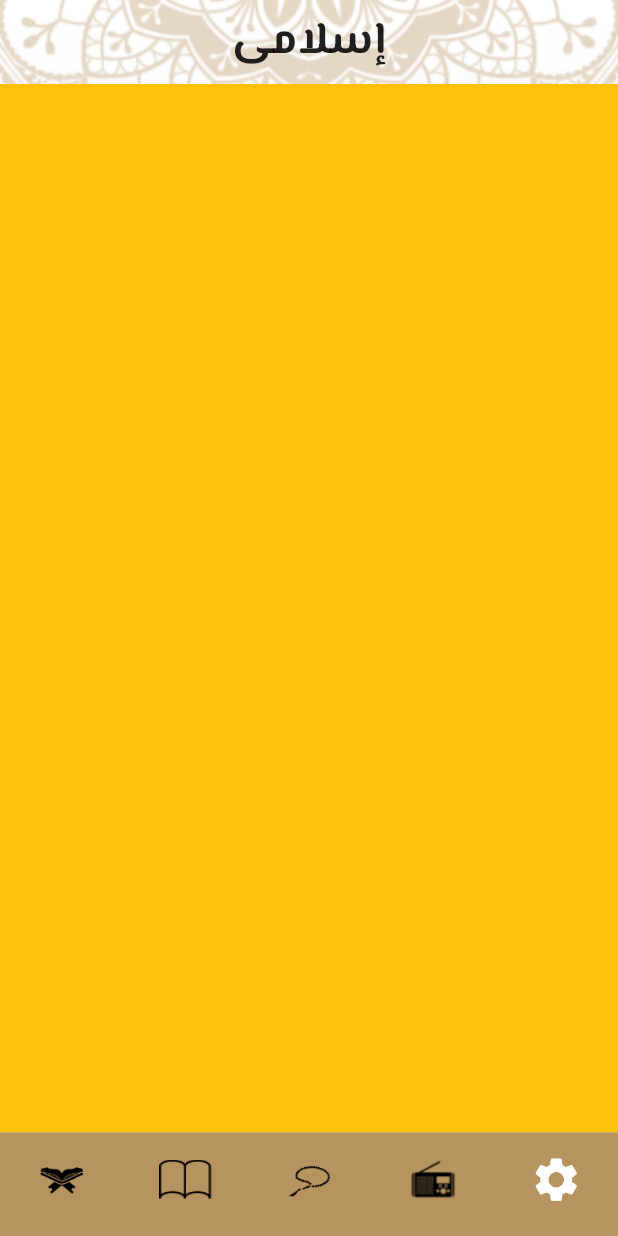
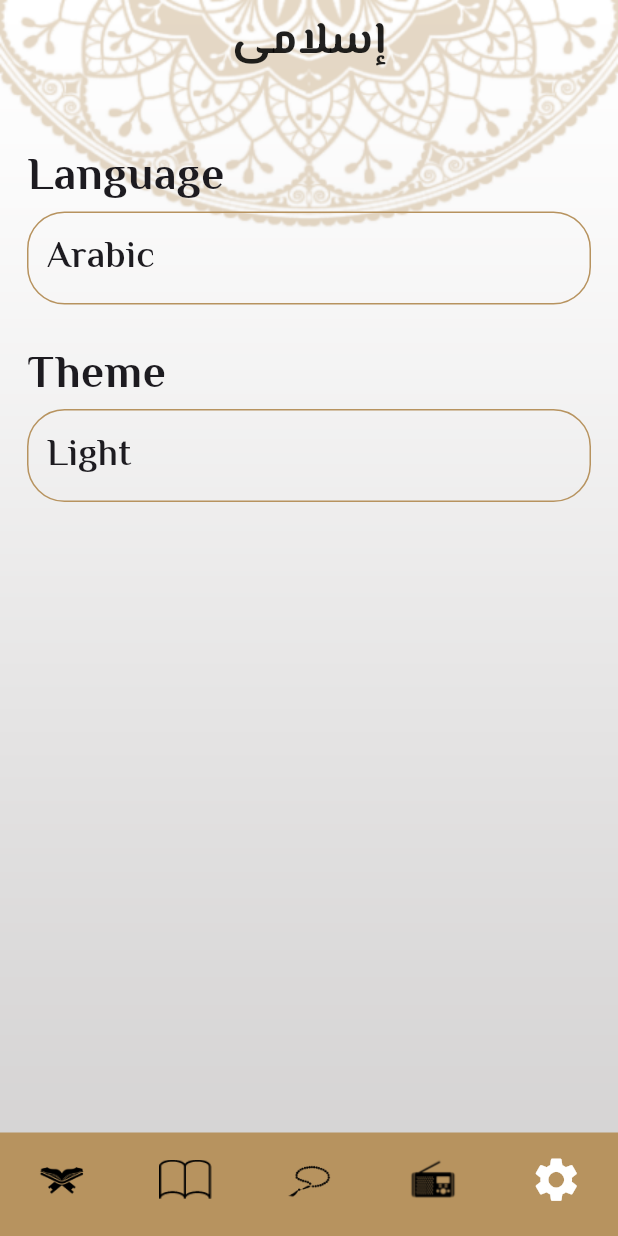
Before and after one commit to MohamedELBatal/Quraan-Sebha, a Flutter app: the screen it shows after launch, item 5 of the bottom bar chosen, on a phone screen of 412 x 824 dp. Run offline on Flutter 3.47's test engine with Material 3 defaults, Android fonts, the phone set to English and light mode, and no system bars; our stand-ins replace google_fonts.

Commit message:
localization_delegates_added

```diff
--- a/lib/home/tabs/settings_tab.dart
+++ b/lib/home/tabs/settings_tab.dart
@@ -5,8 +5,34 @@ class SettingsTab extends StatelessWidget {
 
   @override
   Widget build(BuildContext context) {
-    return Container(
-      color: Colors.amber,
+    return Padding(
+      padding: const EdgeInsets.symmetric(vertical: 40,horizontal: 18),
+      child: Column(
+        crossAxisAlignment: CrossAxisAlignment.start,
+        children: [
+          Text("Language",style:Theme.of(context).textTheme.bodyLarge,),
+          Container(
+            padding: EdgeInsets.all(12),
+            width: double.infinity,
+            decoration: BoxDecoration(
+              border: Border.all(color: Color(0xFFB7935F)),
+              borderRadius: BorderRadius.circular(25),),
+            child: Text("Arabic",style:Theme.of(context).textTheme.bodyMedium,),
+          ),
+          SizedBox(
+            height: MediaQuery.of(context).size.height*.03,
+          ),
+          Text("Theme",style:Theme.of(context).textTheme.bodyLarge,),
+          Container(
+            padding: EdgeInsets.all(12),
+            width: double.infinity,
+            decoration: BoxDecoration(
+              border: Border.all(color: Color(0xFFB7935F)),
+              borderRadius: BorderRadius.circular(25),),
+            child: Text("Light",style:Theme.of(context).textTheme.bodyMedium,),
+          ),
+        ],
+      ),
     );
   }
 }
--- a/lib/main.dart
+++ b/lib/main.dart
@@ -3,6 +3,7 @@ import 'package:google_fonts/google_fonts.dart';
 import 'package:islami_application/home/home.dart';
 import 'package:islami_application/my_theme.dart';
 import 'package:islami_application/sura_details.dart';
+import 'package:flutter_localizations/flutter_localizations.dart';
 
 import 'hadeth_details.dart';
 import 'home/tabs/sebha_tab.dart';
@@ -17,6 +18,15 @@ class IslamiApp extends StatelessWidget {
   @override
   Widget build(BuildContext context) {
     return MaterialApp(
+      localizationsDelegates: [
+        GlobalMaterialLocalizations.delegate,
+        GlobalWidgetsLocalizations.delegate,
+        GlobalCupertinoLocalizations.delegate,
+      ],
+      supportedLocales: [
+        Locale('en'), // English
+        Locale('es'), // Spanish
+      ],
       debugShowCheckedModeBanner: false,
       initialRoute: HomePage.routeName,
       theme: MyThemeData.lighttheme,
--- a/pubspec.yaml
+++ b/pubspec.yaml
@@ -41,6 +41,9 @@ dependencies:
 dev_dependencies:
   flutter_test:
     sdk: flutter
+  flutter_localizations:
+      sdk: flutter
+  intl: any
 
   # The "flutter_lints" package below contains a set of recommended lints to
   # encourage good coding practices. The lint set provided by the package is
```
Also changed, not shown: pubspec.lock.
